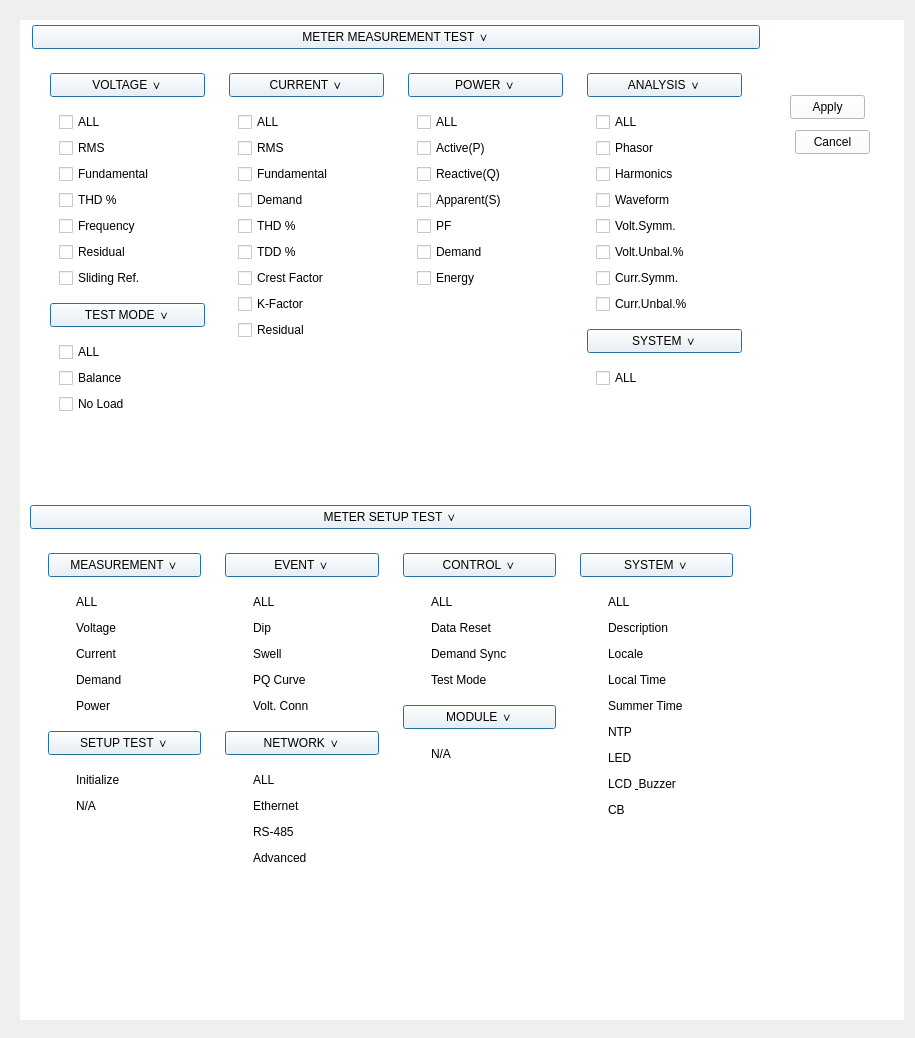
badpooh/Vision, file setup_test/setting.ui: the form before one commit.
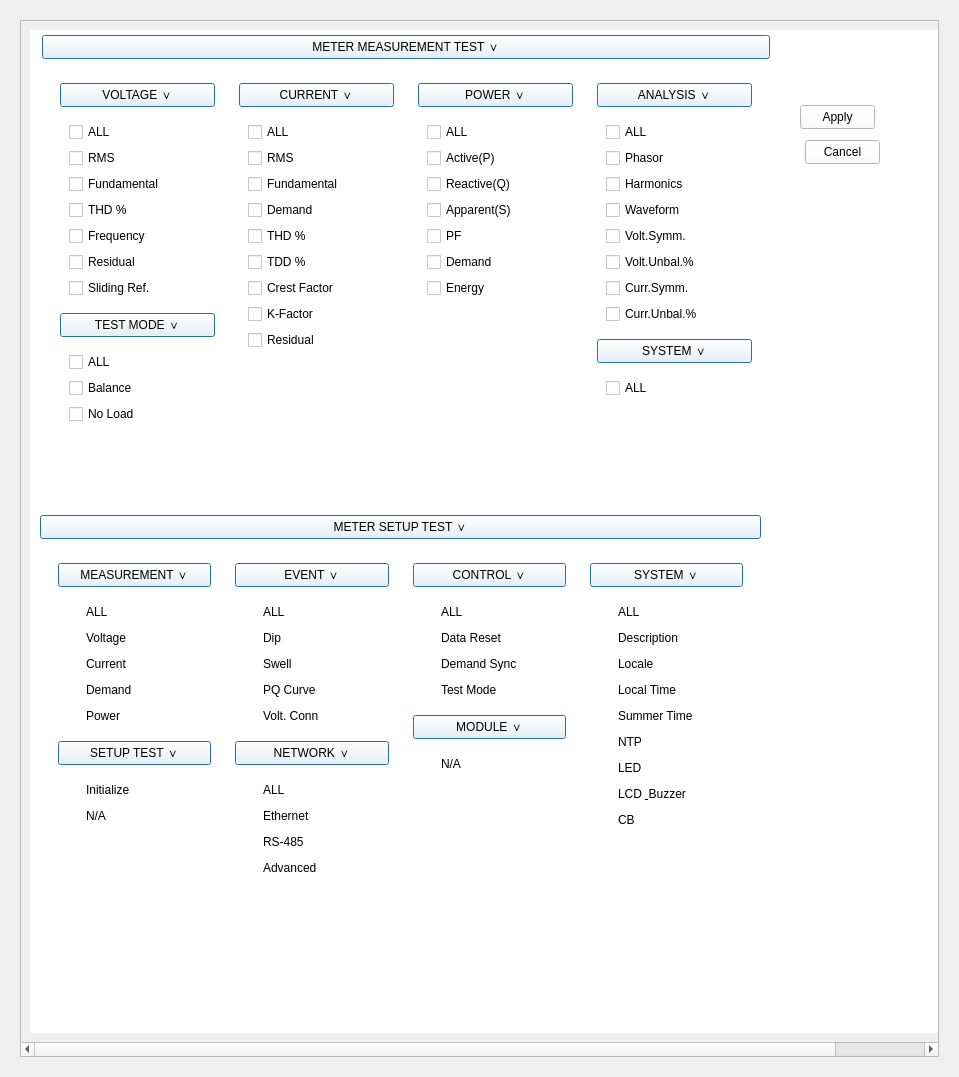
The form after the commit.

Patch:
```diff
--- a/setup_test/setting.ui
+++ b/setup_test/setting.ui
@@ -6,8 +6,8 @@
    <rect>
     <x>0</x>
     <y>0</y>
-    <width>915</width>
-    <height>1038</height>
+    <width>959</width>
+    <height>1077</height>
    </rect>
   </property>
   <property name="minimumSize">
@@ -29,6 +29,21 @@
       <widget class="QWidget" name="widget" native="true">
        <layout class="QGridLayout" name="gridLayout_2">
         <item row="0" column="0">
+         <widget class="QScrollArea" name="scrollArea">
+          <property name="widgetResizable">
+           <bool>true</bool>
+          </property>
+          <widget class="QWidget" name="scrollAreaWidgetContents">
+           <property name="geometry">
+            <rect>
+             <x>0</x>
+             <y>0</y>
+             <width>1018</width>
+             <height>1025</height>
+            </rect>
+           </property>
+           <layout class="QVBoxLayout" name="verticalLayout_37">
+            <item>
          <widget class="QWidget" name="widget_2" native="true">
           <property name="minimumSize">
            <size>
@@ -1662,6 +1677,10 @@
                </size>
               </property>
              </spacer>
+                </item>
+               </layout>
+              </widget>
+             </widget>
             </item>
            </layout>
           </widget>
```
Lines whose indentation alone changed are shown as unchanged.
